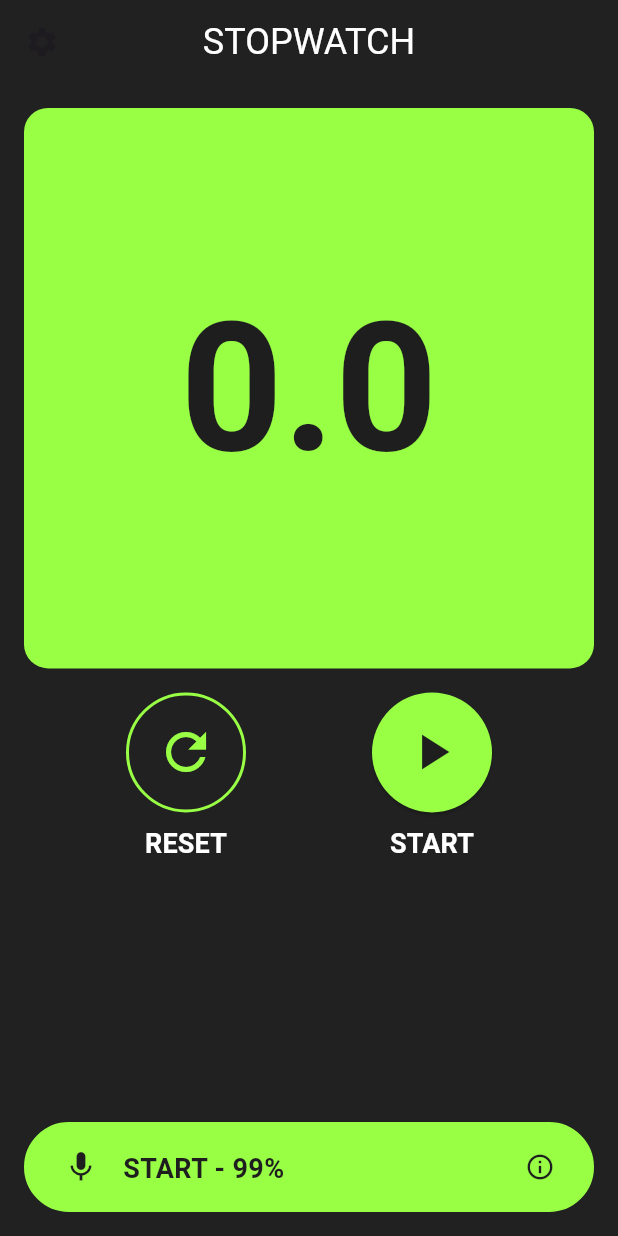
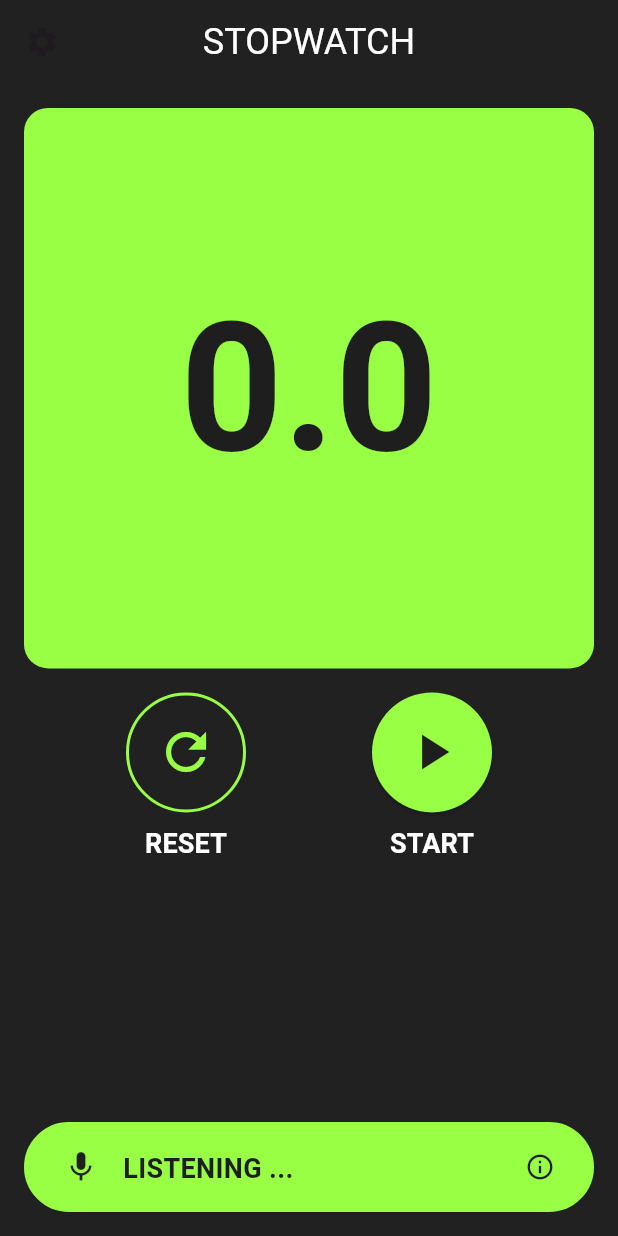
Before and after one commit to ArslanYousaf12/app_with_llm, a Flutter app: the screen it shows after launch, on a phone screen of 412 x 824 dp. Run offline on Flutter 3.47's test engine with Material 3 defaults, Android fonts, the phone set to English and light mode, and no system bars; our stand-ins replace audioplayers, permission_handler, speech_to_text; Roboto replaces fonts that are missing (BebasNeue).

Commit message:
Refactor TimerPage layout for improved readability; update VoiceIndicator status display format

```diff
--- a/lib/features/timer/timer_page.dart
+++ b/lib/features/timer/timer_page.dart
@@ -45,10 +45,7 @@ class _TimerPageState extends State<TimerPage> {
       ),
       body: Column(
         children: [
-          Expanded(
-            flex: 3,
-            child: TimerDisplay(stopwatch: _stopwatch),
-          ),
+          Expanded(flex: 3, child: TimerDisplay(stopwatch: _stopwatch)),
           Expanded(
             flex: 2,
             child: Center(
@@ -67,7 +64,7 @@ class _TimerPageState extends State<TimerPage> {
           // Voice indicator at the bottom
           VoiceIndicator(
             isListening: _stopwatch.isRunning,
-            status: _stopwatch.isRunning ? 'STOP' : 'START',
+            status: 'LISTENING',
             confidence: 0.99,
           ),
         ],
--- a/lib/widgets/voice_indicator.dart
+++ b/lib/widgets/voice_indicator.dart
@@ -40,7 +40,7 @@ class VoiceIndicator extends StatelessWidget {
           // Status text with confidence
           Expanded(
             child: Text(
-              '$status - ${(confidence * 100).toInt()}%',
+              '$status ...',
               style: Theme.of(context).textTheme.bodyMedium,
             ),
           ),
```
